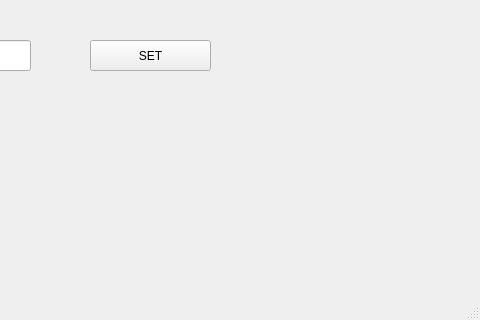
Before: the Qt Designer form ui/SettingsPage.ui in simayseyrek/LibraryManagementSystem, drawn with Qt 5; both pictures show x 320 to 800 and y 280 to 600 of the 800 by 600 pixel window.
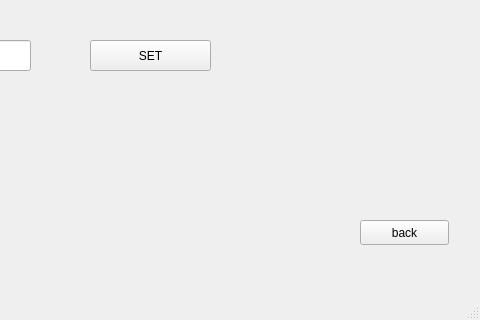
After: the same form once the commit is applied.

Diff of the .ui file:
```diff
--- a/ui/SettingsPage.ui
+++ b/ui/SettingsPage.ui
@@ -98,6 +98,19 @@
      <string>Book Time</string>
     </property>
    </widget>
+   <widget class="QPushButton" name="button_back">
+    <property name="geometry">
+     <rect>
+      <x>680</x>
+      <y>500</y>
+      <width>89</width>
+      <height>25</height>
+     </rect>
+    </property>
+    <property name="text">
+     <string>back</string>
+    </property>
+   </widget>
   </widget>
   <widget class="QStatusBar" name="statusbar"/>
  </widget>
```
